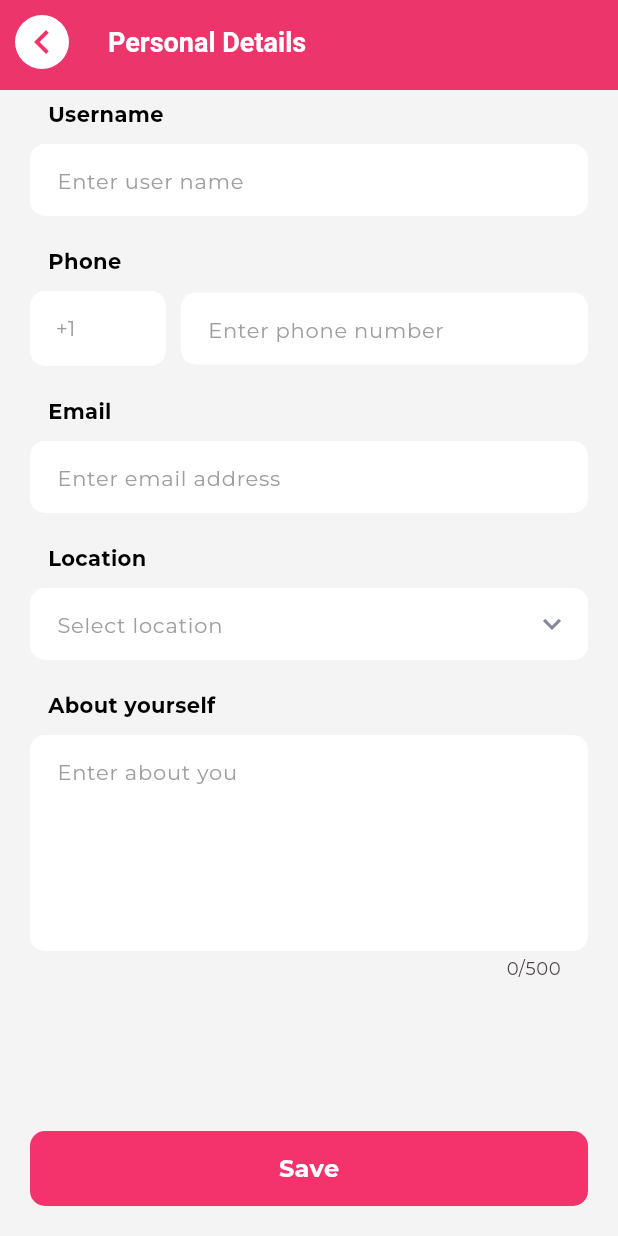
After one commit to Tulsiram-jangid/jubal_flutter, a Flutter app: the ProfileDetail screen opened by its route, scrolled down 460 dp, after a tap on "Save", on a phone screen of 412 x 824 dp. The commit adds this screen. Run offline on Flutter 3.47's test engine with Material 3 defaults, Android fonts, the phone set to English and light mode, and no system bars; our stand-ins replace device_info_plus, dotted_border, flutter_local_notifications, flutter_otp_text_field, flutter_svg, google_fonts and 4 more; missing offline and left inert: country_pickers; accounts and stored records are empty; network calls fail.

Commit message:
working on profile

```diff
--- a/lib/model/staticData/account_setting_model.dart
+++ b/lib/model/staticData/account_setting_model.dart
@@ -17,7 +17,7 @@ class AccountSettingModel {
     ));
     list.add(AccountSettingModel(
       title: "Personal Details",
-      routeName: RouteNames.accountSettingScreen
+      routeName: RouteNames.profileDetailScreen
     ));
     list.add(AccountSettingModel(
       title: "Update field interest",
--- a/lib/route/route.dart
+++ b/lib/route/route.dart
@@ -2,6 +2,7 @@ import 'package:flutter/material.dart';
 import 'package:my_app/route/route_name.dart';
 import 'package:my_app/screen/account/account_setting.dart';
 import 'package:my_app/screen/account/change_password.dart';
+import 'package:my_app/screen/account/profile_detail.dart';
 import 'package:my_app/screen/activity/comment/my_comment.dart';
 import 'package:my_app/screen/activity/my_activity.dart';
 import 'package:my_app/screen/activity/like/my_like.dart';
@@ -48,6 +49,8 @@ class AppRoute {
         return MaterialPageRoute(builder: (_) => AccountSetting());
       case RouteNames.changePasswordScreen:
         return MaterialPageRoute(builder: (_) => ChangePassword());
+      case RouteNames.profileDetailScreen:
+        return MaterialPageRoute(builder: (_) => ProfileDetail());
       default:
         return null;
     }
--- a/lib/route/route_name.dart
+++ b/lib/route/route_name.dart
@@ -17,4 +17,5 @@ class RouteNames {
   static const String addressListScreen = "/addressListScreen";
   static const String addAddressScreen = "/addAddressScreen";
   static const String changePasswordScreen = "/changePasswordScreen";
+  static const String profileDetailScreen = "/profileDetailScreen";
 }
--- /dev/null
+++ b/lib/screen/account/profile_detail.dart
@@ -0,0 +1,215 @@
+import 'dart:convert';
+
+import 'package:flutter/material.dart';
+import 'package:my_app/constant/app_constant.dart';
+import 'package:my_app/store/provider/StoreProvider.dart';
+import 'package:my_app/utils/appColor.dart';
+import 'package:my_app/widget/app_bar_widget.dart';
+import 'package:my_app/widget/app_button.dart';
+import 'package:my_app/widget/app_image.dart';
+import 'package:my_app/widget/custome_text_field.dart';
+import 'package:my_app/widget/user_circle_image.dart';
+import 'package:provider/provider.dart';
+
+class ProfileDetail extends StatefulWidget {
+  @override
+  State<StatefulWidget> createState() {
+    return _ProfileDetail();
+  }
+}
+
+class _ProfileDetail extends State<ProfileDetail> {
+  TextEditingController firstName = TextEditingController();
+  TextEditingController lastName = TextEditingController();
+  TextEditingController userName = TextEditingController();
+  TextEditingController mobile = TextEditingController();
+  TextEditingController countryCode =
+      TextEditingController(text: AppConstant.defaultCountryCode);
+  TextEditingController email = TextEditingController();
+  TextEditingController about = TextEditingController();
+  TextEditingController location = TextEditingController();
+
+
+  void initState(){
+    super.initState();
+    getUser();
+  }
+
+  void getUser(){
+    final storeProvider = Provider.of<StoreProvider>(context, listen: false);
+    final user = storeProvider.user;
+    if(user != null){
+      Map<String, dynamic> locationData = jsonDecode(user.location ?? "");
+
+      firstName.text = user.firstName ?? "";
+      lastName.text = user.lastName ?? "";
+      userName.text = user.username ?? "";
+      mobile.text = user.phone.toString();
+      countryCode.text = user.countryCode ?? "";
+      email.text = user.email ?? "";
+      location.text = locationData['address'] ?? "";
+      about.text = user.about ?? "";
+    }
+  }
+
+  Widget get item_spacer {
+    return const SizedBox(
+      height: 20,
+    );
+  }
+
+  void onSubmit() async {}
+
+  @override
+  Widget build(BuildContext context) {
+    return Scaffold(
+      appBar: const AppBarWidget(title: "Personal Details"),
+      body: SingleChildScrollView(
+        child: Padding(
+          padding: const EdgeInsets.all(20),
+          child: Column(
+            children: [
+              ProfileHeader(),
+              const SizedBox(
+                height: 50,
+              ),
+              CustomTextField(
+                textEditingController: firstName,
+                placeholder: "Enter first name",
+                label: "First name",
+              ),
+              item_spacer,
+              CustomTextField(
+                textEditingController: lastName,
+                placeholder: "Enter last name",
+                label: "Last name",
+              ),
+              item_spacer,
+              CustomTextField(
+                textEditingController: userName,
+                placeholder: "Enter user name",
+                label: "Username",
+              ),
+              item_spacer,
+              CustomTextField(
+                textEditingController: mobile,
+                placeholder: "Enter phone number",
+                label: "Phone",
+                isMobileNumber: true,
+                countryCode: countryCode.text,
+              ),
+              item_spacer,
+              CustomTextField(
+                textEditingController: email,
+                placeholder: "Enter email address",
+                label: "Email",
+              ),
+              item_spacer,
+              CustomTextField(
+                textEditingController: location,
+                placeholder: "Select location",
+                label: "Location",
+                isDropDown: true,
+              ),
+              item_spacer,
+              CustomTextField(
+                textEditingController: about,
+                placeholder: "Enter about you",
+                label: "About yourself",
+                maxLines: 5,
+                maxLength: 500,
+              ),
+              const SizedBox(
+                height: 100,
+              ),
+              SafeArea(
+                child: AppButton(title: "Save", onTap: onSubmit, disabled: !true,),
+              ),
+            ],
+          ),
+        ),
+      ),
+    );
+  }
+}
+
+class ProfileHeader extends StatelessWidget {
+  @override
+  Widget build(BuildContext context) {
+    double bannerHeight = 150;
+
+    return Container(
+      child: Stack(
+        children: [
+          Column(
+            children: [
+              Container(
+                width: double.infinity,
+                height: bannerHeight,
+                decoration: BoxDecoration(
+                    borderRadius: BorderRadius.circular(5),
+                    color: Colors.grey.shade300),
+                child: Column(
+                  children: [
+                    const SizedBox(
+                      height: 10,
+                    ),
+                    Image.asset(
+                      "assets/images/placeholder.png",
+                      width: 35,
+                      height: 35,
+                    ),
+                    const SizedBox(
+                      height: 10,
+                    ),
+                    Container(
+                        padding: const EdgeInsets.symmetric(
+                            vertical: 5, horizontal: 15),
+                        decoration: BoxDecoration(
+                            border: Border.all(color: Colors.grey, width: 1),
+                            borderRadius: BorderRadius.circular(5)),
+                        child: const Text(
+                          "Upload banner",
+                          style:
+                              TextStyle(fontSize: 10, color: AppColor.darkGrey),
+                          textAlign: TextAlign.center,
+                        ))
+                  ],
+                ),
+              ),
+              // AppImage(url: "", width: double.infinity, height: 150,),
+              const SizedBox(
+                height: 50,
+              ),
+            ],
+          ),
+          Positioned(
+            bottom: 0,
+            left: 0,
+            right: 0,
+            child: Center(
+              child: UserCircleImage(
+                url: "",
+                radius: 50,
+              ),
+            ),
+          ),
+          Positioned(
+              bottom: 0,
+              right: 0,
+              left: 70,
+              child: Container(
+                child: Center(
+                    child: SizedBox(
+                  child: IconButton(
+                    onPressed: () {},
+                    icon: const Icon(Icons.edit),
+                    color: AppColor.darkGrey,
+                  ),
+                )),
+              ))
+        ],
+      ),
+    );
+  }
+}
--- a/lib/widget/app_button.dart
+++ b/lib/widget/app_button.dart
@@ -10,6 +10,7 @@ class AppButton extends StatelessWidget {
   final double? width;
   final double? height;
   final Color borderColor;
+  final bool? disabled;
   bool isLoading;
 
   AppButton(
@@ -22,7 +23,8 @@ class AppButton extends StatelessWidget {
       this.leftIcon,
       this.width = double.infinity,
       this.height = 50,
-      this.borderColor = Colors.transparent
+      this.borderColor = Colors.transparent,
+      this.disabled = false
       })
       : super(
           key: key,
@@ -30,15 +32,18 @@ class AppButton extends StatelessWidget {
 
   @override
   Widget build(BuildContext context) {
+
+    bool _disabled = disabled ?? false;
+
     return InkWell(
-      onTap: onTap,
+      onTap: _disabled ? (){} : onTap,
       borderRadius: BorderRadius.circular(30), // Rounded ripple effect
       splashColor: Colors.white.withOpacity(0.2), // Ripple color
       child: Container(
         width: width,
         height: height,
         decoration: BoxDecoration(
-          color: backgroundColor,
+          color: _disabled ? Colors.black12 : backgroundColor,
           borderRadius: BorderRadius.circular(10),
           border:  Border.all(
             color: borderColor,
--- a/lib/widget/custome_text_field.dart
+++ b/lib/widget/custome_text_field.dart
@@ -41,6 +41,8 @@ class CustomTextField extends StatelessWidget {
   final VoidCallback? onTap;
   final bool enabled;
   final bool isRequired;
+  final int? maxLines;
+  final int? maxLength;
 
   CustomTextField(
       {super.key,
@@ -62,7 +64,10 @@ class CustomTextField extends StatelessWidget {
       this.isDropDown = false,
       this.onTap,
       this.enabled = true,
-      this.isRequired = false});
+      this.isRequired = false,
+      this.maxLines = 1,
+      this.maxLength
+      });
 
   void onCountryTap(BuildContext context) {
     Navigator.of(context).push(
@@ -86,6 +91,8 @@ class CustomTextField extends StatelessWidget {
       keyboardType: keyboardType,
       style: textStyle,
       enabled: enabled,
+      maxLines: maxLines,
+      maxLength: maxLength,
       decoration: InputDecoration(
         hintText: placeholder,
         hintStyle: TextStyle(
--- a/lib/widget/user_circle_image.dart
+++ b/lib/widget/user_circle_image.dart
@@ -5,21 +5,23 @@ class UserCircleImage extends StatelessWidget {
   final String url;
   final Color color;
 
-  UserCircleImage({
-    super.key,
-    this.radius = 18,
-    this.url = "https://cdn.pixabay.com/photo/2017/12/08/11/53/event-party-3005668_640.jpg",
-    this.color = Colors.white
-  });
+  UserCircleImage(
+      {super.key,
+      this.radius = 18,
+      this.url =
+          "https://cdn.pixabay.com/photo/2017/12/08/11/53/event-party-3005668_640.jpg",
+      this.color = Colors.white});
 
   @override
   Widget build(BuildContext context) {
-
+    double size = radius * 2;
 
     return Container(
+      width: size,
+      height: size,
       decoration: BoxDecoration(
           border: Border.all(color: color, width: 2),
-          borderRadius: BorderRadius.circular(60)),
+          borderRadius: BorderRadius.circular(size)),
       child: CircleAvatar(
         backgroundImage: NetworkImage(url),
         radius: radius,
--- a/pubspec.yaml
+++ b/pubspec.yaml
@@ -49,6 +49,7 @@ dependencies:
   intl: ^0.20.1
   dotted_border: ^2.1.0
   google_places_flutter: ^2.0.9
+  image_picker: ^1.1.2
 
 dev_dependencies:
   flutter_test:
```
Also changed, not shown: assets/images/placeholder.png (added), pubspec.lock, 7 other files.
